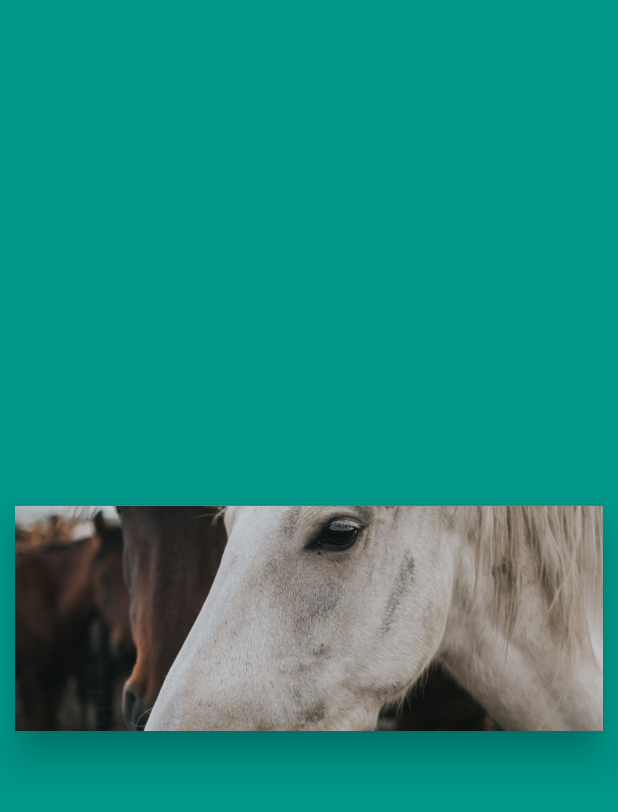
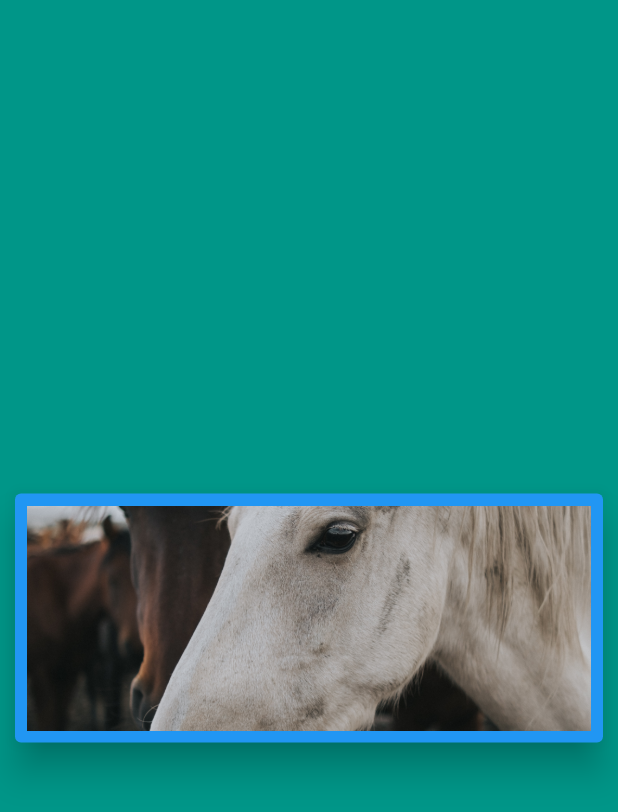
Before and after one commit to Mogoww/Flutter_widgets_basiques, a Flutter app: the screen it shows after launch, on a phone screen of 412 x 824 dp. Shown: the top 812 px of the screen. Run offline on Flutter 3.47's test engine with Material 2 defaults, Android fonts, the phone set to English and light mode, and no system bars.

Commit message:
Add card

```diff
--- a/lib/main.dart
+++ b/lib/main.dart
@@ -37,7 +37,12 @@ class BasicsPage extends StatelessWidget {
             child: Center(
               child: Card(
                 elevation: 10,
-                child: imageFromAsset("images/pexels-feyza-yıldırım-18177110.jpg", size),
+                // child: imageFromAsset("images/pexels-feyza-yıldırım-18177110.jpg", size),
+                child: Padding(
+                  padding:  EdgeInsets.all(8.0),
+                  child: imageFromAsset(
+                      "images/pexels-feyza-yıldırım-18177110.jpg", size),
+                ),
                 color: Colors.blue,
                 margin: EdgeInsets.all(10),
               ),
```
